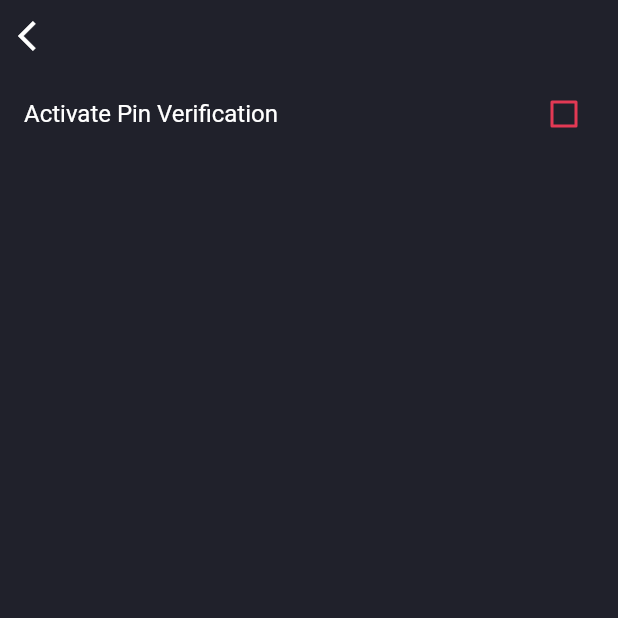
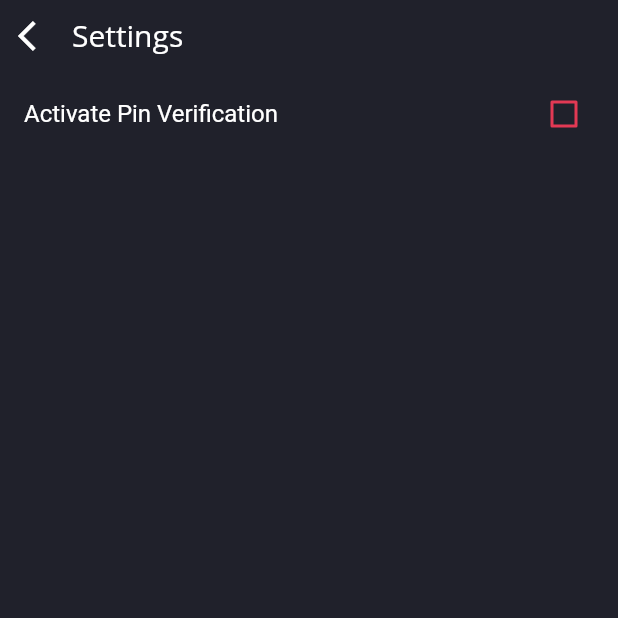
Before and after one commit to yusseflt/mazetvapp, a Flutter app: the SettingsPage screen opened by its route, on a phone screen of 412 x 824 dp, the top half of it. Run offline on Flutter 3.47's test engine with Material 2 defaults, Android fonts, the phone set to English and light mode, and no system bars; our stand-ins replace cached_network_image, curved_navigation_bar, local_auth, palette_generator, pinput, rxdart and 2 more; accounts and stored records are empty.

```diff
--- a/lib/pages/settings.dart
+++ b/lib/pages/settings.dart
@@ -24,11 +24,19 @@ class _SettingsPageState extends State<SettingsPage> {
         crossAxisAlignment: CrossAxisAlignment.start,
         children: <Widget>[
           SafeArea(
-            child: IconButton(
-              icon: Icon(Icons.arrow_back_ios, color: Colors.white),
-              onPressed: () {
-                Navigator.pop(context);
-              },
+            child: Row(
+              children: <Widget>[
+                IconButton(
+                  icon: Icon(Icons.arrow_back_ios, color: Colors.white),
+                  onPressed: () {
+                    Navigator.pop(context);
+                  },
+                ),
+                Text(
+                  "Settings",
+                  style: TextStyle(color: Colors.white, fontSize: 20),
+                ),
+              ],
             ),
           ),
           StreamBuilder(
@@ -58,6 +66,23 @@ class _SettingsPageState extends State<SettingsPage> {
                           value: snapshot.data["pinActive"],
                         ),
                       ),
+                      snapshot.data["canCheckBiometrics"] == true
+                          ? Theme(
+                              data: ThemeData(
+                                  unselectedWidgetColor: colors["red_primary"]),
+                              child: CheckboxListTile(
+                                title: Text(
+                                  'Activate Fingerprint',
+                                  style: TextStyle(color: Colors.white),
+                                ),
+                                activeColor: colors["red_primary"],
+                                onChanged: (value) {
+                                  bloc.fingerprintActivation(value);
+                                },
+                                value: snapshot.data["fingerprintActive"],
+                              ),
+                            )
+                          : Container(),
                     ],
                   ),
                 );
--- a/pubspec.yaml
+++ b/pubspec.yaml
@@ -33,6 +33,7 @@ dependencies:
   pinput: ^0.2.0
   shared_preferences: '>=0.5.6+1 <2.0.0'
   crypto: ^2.0.6
+  local_auth: ^0.6.2+3
 
 dev_dependencies:
   flutter_test:
```
Also changed, not shown: lib/blocs/settings_bloc.dart (+50 -6 lines), lib/pages/pin.dart (+76 -1 lines), pubspec.lock, 4 other files.
